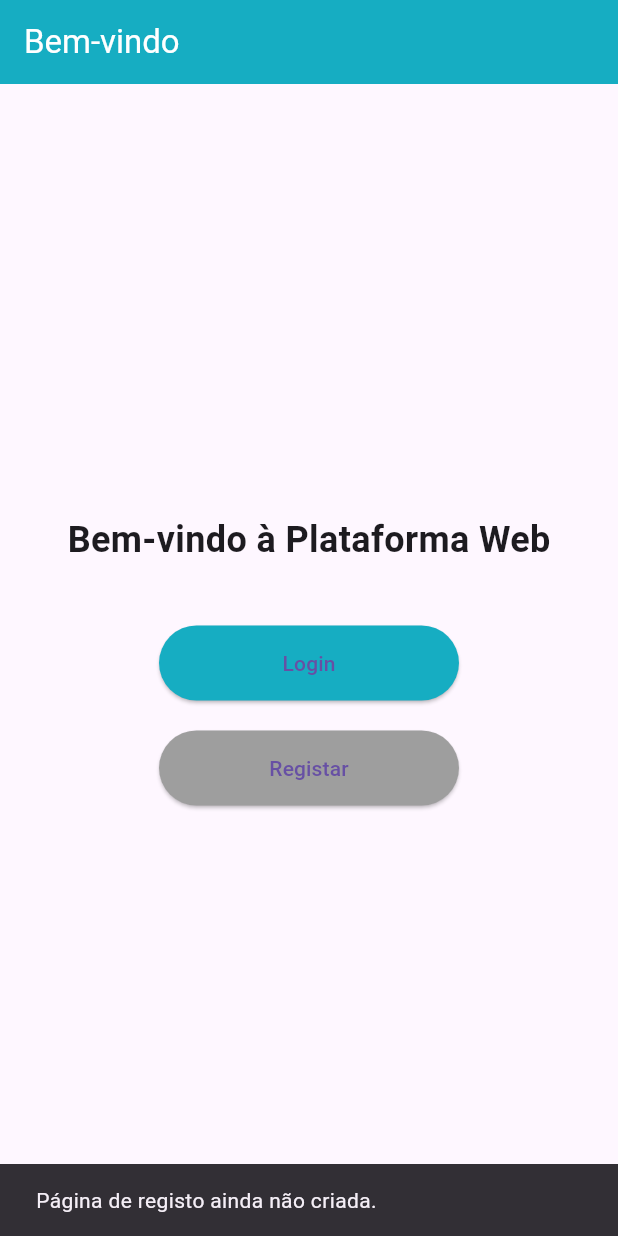
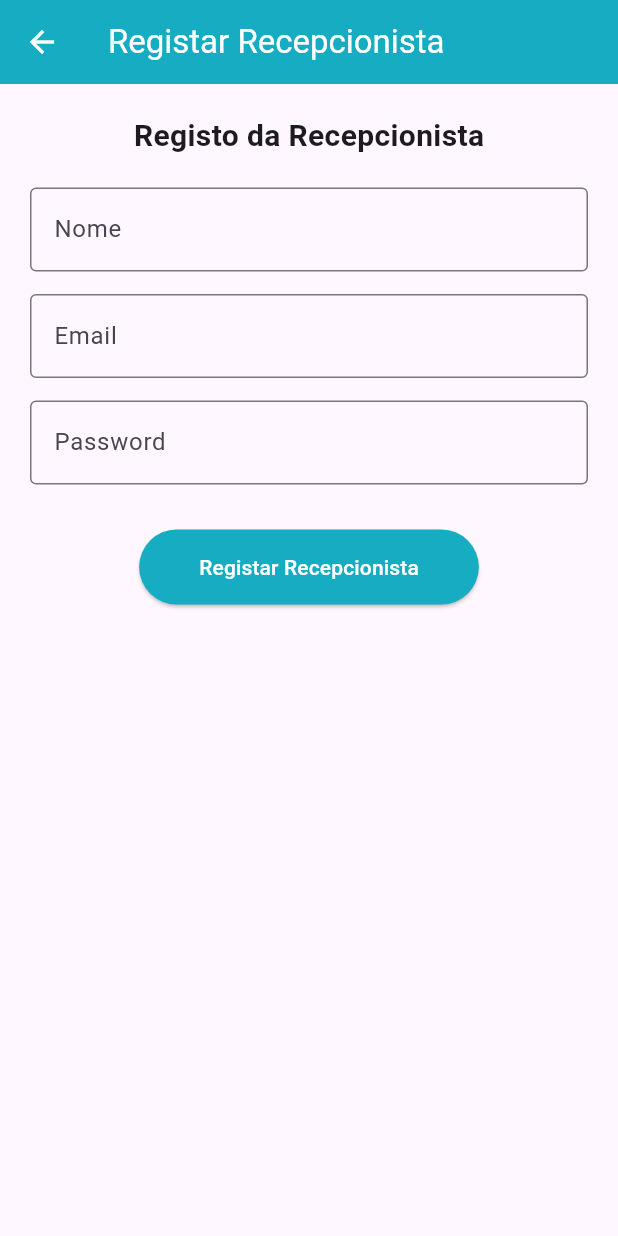
Before and after one commit to inesaps2/Projeto, a Flutter app: the screen it shows after launch, after a tap on "Registar", on a phone screen of 412 x 824 dp. Run offline on Flutter 3.47's test engine with Material 3 defaults, Android fonts, the phone set to English and light mode, and no system bars; our stand-ins replace table_calendar.

Commit message:
Registo da Recepcionista

```diff
--- a/lib/PaginaInicial_web.dart
+++ b/lib/PaginaInicial_web.dart
@@ -1,5 +1,6 @@
 import 'package:flutter/material.dart';
 import 'login_web.dart';
+import 'Registar_Recepcionista.dart';
 
 class PaginaInicialWeb extends StatelessWidget {
   const PaginaInicialWeb({super.key});
@@ -35,9 +36,9 @@ class PaginaInicialWeb extends StatelessWidget {
               const SizedBox(height: 20),
               ElevatedButton(
                 onPressed: () {
-                  // Aqui podes redirecionar para uma página de registo se quiseres
-                  ScaffoldMessenger.of(context).showSnackBar(
-                    const SnackBar(content: Text('Página de registo ainda não criada.')),
+                  Navigator.push(
+                    context,
+                    MaterialPageRoute(builder: (_) => const RegistarRecepcionista()),
                   );
                 },
                 child: const Text('Registar'),
--- /dev/null
+++ b/lib/Registar_Recepcionista.dart
@@ -0,0 +1,103 @@
+import 'package:flutter/material.dart';
+import 'dart:convert';
+import 'package:http/http.dart' as http;
+
+class RegistarRecepcionista extends StatefulWidget {
+  const RegistarRecepcionista({super.key});
+
+  @override
+  State<RegistarRecepcionista> createState() => _RegistarRecepcionistaState();
+}
+
+class _RegistarRecepcionistaState extends State<RegistarRecepcionista> {
+  final _formKey = GlobalKey<FormState>();
+  final TextEditingController nomeController = TextEditingController();
+  final TextEditingController emailController = TextEditingController();
+  final TextEditingController passwordController = TextEditingController();
+
+  void registarRecepcionista() async {
+    if (_formKey.currentState!.validate()) {
+      final url = Uri.parse('http://localhost:3000/api/auth/register');
+
+      final response = await http.post(
+        url,
+        headers: {'Content-Type': 'application/json'},
+        body: jsonEncode({
+          'nome': nomeController.text,
+          'email': emailController.text,
+          'password': passwordController.text,
+          'id_type': 3 // ID para recepcionista
+        }),
+      );
+
+      if (response.statusCode == 201) {
+        ScaffoldMessenger.of(context).showSnackBar(
+          const SnackBar(content: Text('Recepcionista registada com sucesso!')),
+        );
+        Navigator.pop(context); // Voltar à página anterior
+      } else {
+        ScaffoldMessenger.of(context).showSnackBar(
+          SnackBar(content: Text('Erro: ${jsonDecode(response.body)['error']}')),
+        );
+      }
+    }
+  }
+
+  @override
+  Widget build(BuildContext context) {
+    return Scaffold(
+      appBar: AppBar(title: const Text('Registar Recepcionista')),
+      body: Padding(
+        padding: const EdgeInsets.all(20),
+        child: Form(
+          key: _formKey,
+          child: Column(
+            children: [
+              const Text('Registo da Recepcionista', style: TextStyle(fontSize: 20, fontWeight: FontWeight.bold)),
+              const SizedBox(height: 20),
+
+              TextFormField(
+                controller: nomeController,
+                decoration: const InputDecoration(labelText: 'Nome', border: OutlineInputBorder()),
+                validator: (value) => value == null || value.isEmpty ? '*Campo obrigatório' : null,
+              ),
+              const SizedBox(height: 15),
+
+              TextFormField(
+                controller: emailController,
+                decoration: const InputDecoration(labelText: 'Email', border: OutlineInputBorder()),
+                keyboardType: TextInputType.emailAddress,
+                validator: (value) {
+                  if (value == null || value.isEmpty) return '*Campo obrigatório';
+                  final emailRegex = RegExp(r'^[^@]+@[^@]+\.[^@]+');
+                  return !emailRegex.hasMatch(value) ? 'Email inválido' : null;
+                },
+              ),
+              const SizedBox(height: 15),
+
+              TextFormField(
+                controller: passwordController,
+                decoration: const InputDecoration(labelText: 'Password', border: OutlineInputBorder()),
+                obscureText: true,
+                validator: (value) => value != null && value.length >= 6
+                    ? null
+                    : 'A password deve ter pelo menos 6 caracteres',
+              ),
+              const SizedBox(height: 30),
+
+              ElevatedButton(
+                onPressed: registarRecepcionista,
+                style: ElevatedButton.styleFrom(
+                  backgroundColor: const Color(0xFF16ADC2),
+                  foregroundColor: Colors.white,
+                  padding: const EdgeInsets.symmetric(horizontal: 40, vertical: 15),
+                ),
+                child: const Text('Registar Recepcionista'),
+              ),
+            ],
+          ),
+        ),
+      ),
+    );
+  }
+}
```
